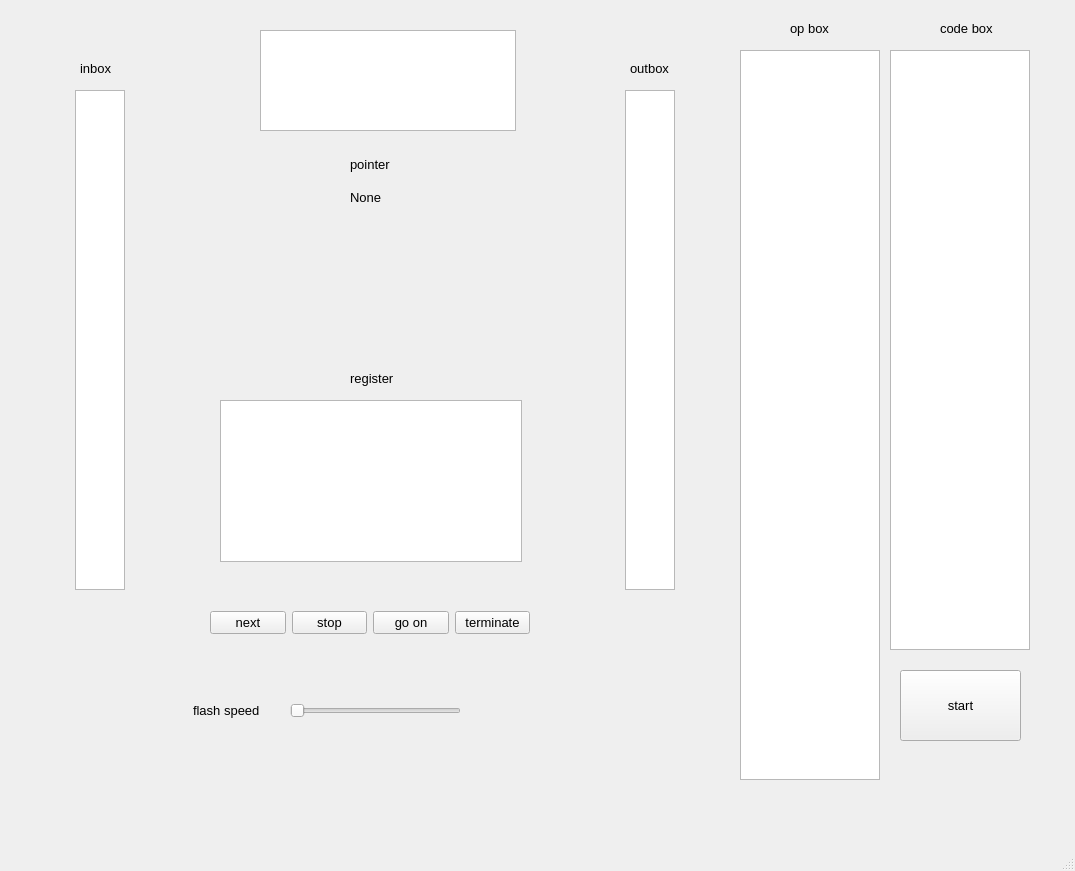
Old version of the form ui/hrm_ui.ui in the repository ccnuktd/hrm_python.
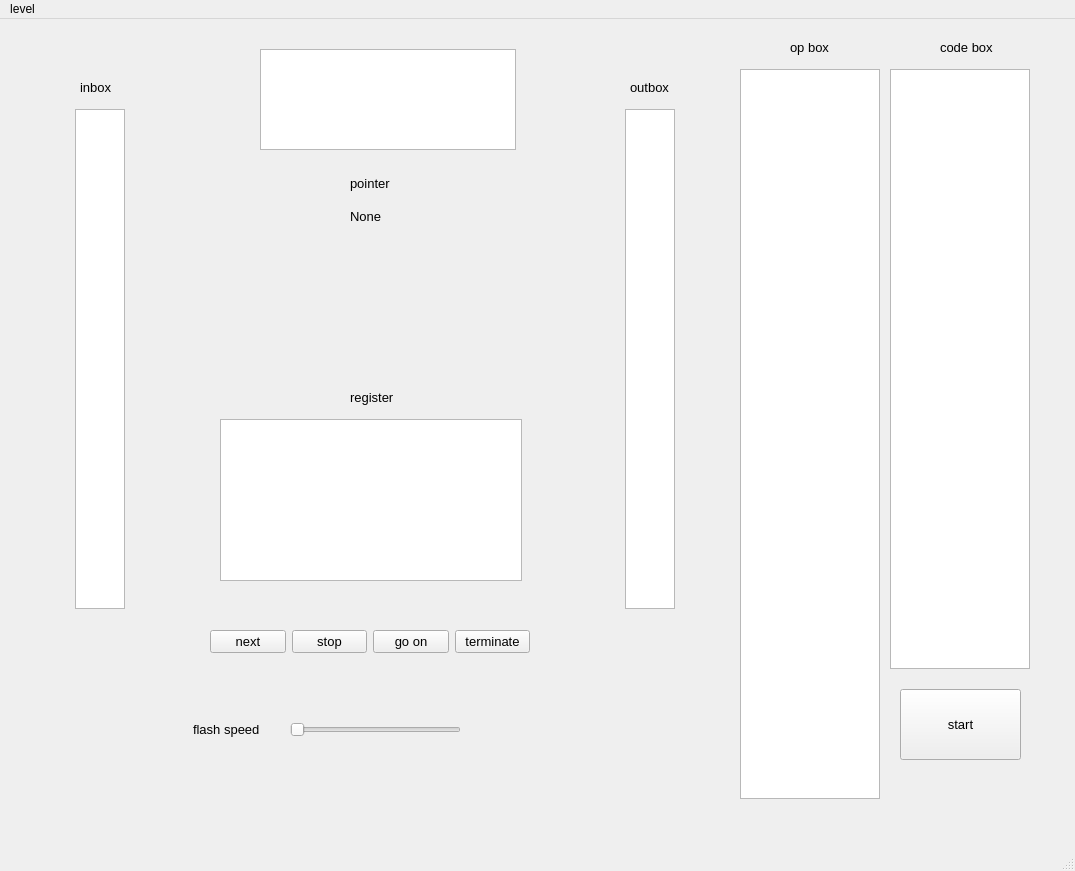
New version of the form. Custom widgets are drawn as their Qt base class.

Commit message: add new level selection and modified file organization

```diff
--- a/ui/hrm_ui.ui
+++ b/ui/hrm_ui.ui
@@ -363,6 +363,15 @@
      <height>22</height>
     </rect>
    </property>
+   <widget class="QMenu" name="menulevel">
+    <property name="title">
+     <string>level</string>
+    </property>
+    <addaction name="actionlevel1"/>
+    <addaction name="actionlevel2"/>
+    <addaction name="actionlevel3"/>
+   </widget>
+   <addaction name="menulevel"/>
   </widget>
   <widget class="QStatusBar" name="statusbar"/>
  </widget>
```
Left out of the diff: 15 changed lines with no effect on the pictures. The commit also changes 11 other files.
